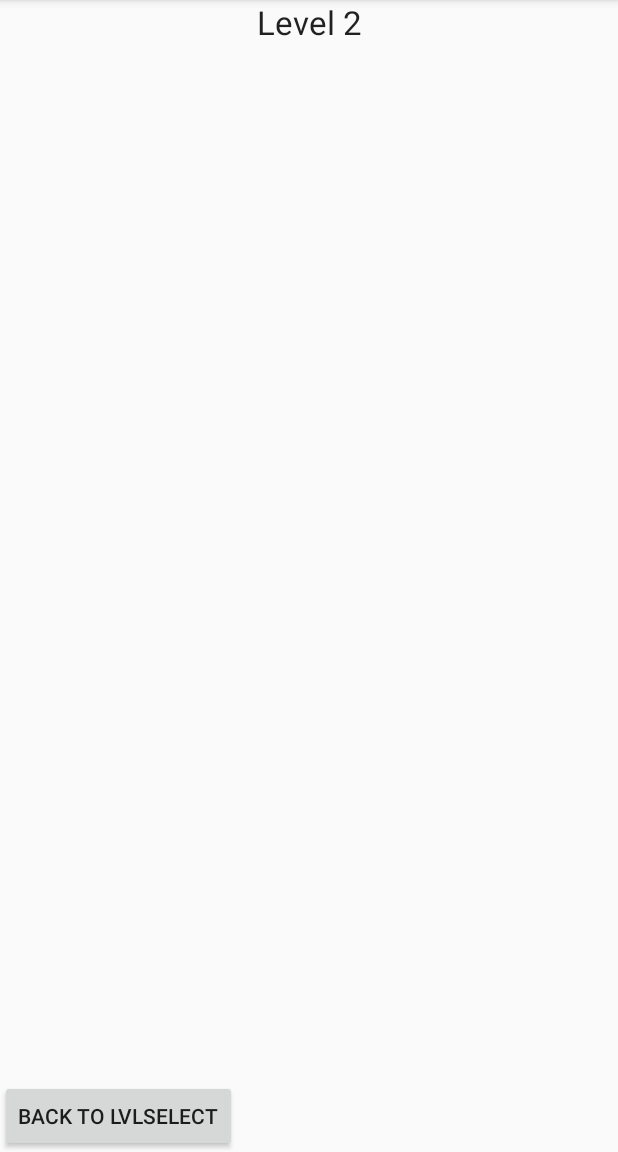
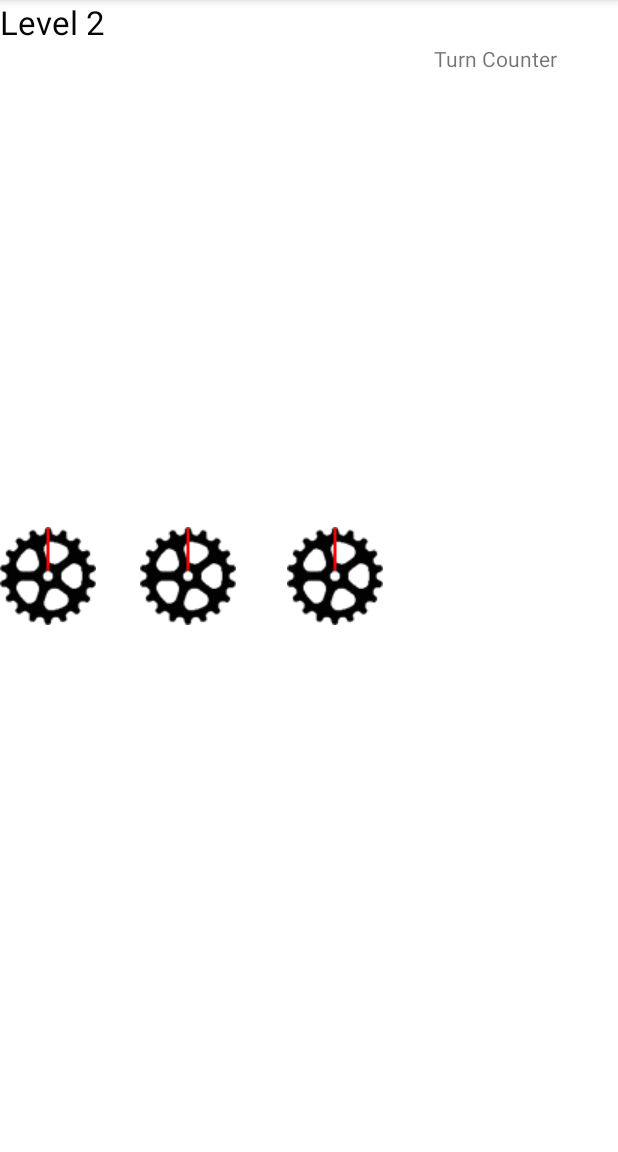
Before and after one commit to Skyrisu/Gear, an Android app: the layout activity_level2.xml on its own in the app's theme, with its tools: preview values and no code run, on a phone screen of 412 x 824 dp, the part 84-1236 px from its top. Run offline under Robolectric (Android 15) with nearby library versions, the phone set to English and light mode, and no system bars.

Commit message:
Added Button

```diff
--- a/app/src/main/java/gearapp/sstudio/com/gearapp/Level1.java
+++ b/app/src/main/java/gearapp/sstudio/com/gearapp/Level1.java
@@ -79,15 +79,15 @@ public class Level1 extends MainActivity {
 
     public void turnGear(View v){
         switch (v.getId()){
-            case R.id.Gear1:
+            case R.id.Gear1_2:
                 turn1(v);
                 DegreesGear1 = DegreesGear1 + 90;
                 break;
-            case R.id.Gear2:
+            case R.id.Gear2_2:
                 turn2(v);
                 DegreesGear2 = DegreesGear2 + 90;
                 break;
-            case R.id.Gear3:
+            case R.id.Gear2_3:
                 turn3(v);
                 DegreesGear3 = DegreesGear3 + 90;
                 break;
--- a/app/src/main/java/gearapp/sstudio/com/gearapp/Level3.java
+++ b/app/src/main/java/gearapp/sstudio/com/gearapp/Level3.java
@@ -79,15 +79,15 @@ public class Level3 extends MainActivity {
 
     public void turnGear(View v){
         switch (v.getId()){
-            case R.id.Gear1:
+            case R.id.Gear1_2:
                 turn1(v);
                 DegreesGear1 = DegreesGear1 + 90;
                 break;
-            case R.id.Gear2:
+            case R.id.Gear2_2:
                 turn2(v);
                 DegreesGear2 = DegreesGear2 + 90;
                 break;
-            case R.id.Gear3:
+            case R.id.Gear2_3:
                 turn3(v);
                 DegreesGear3 = DegreesGear3 + 90;
                 break;
--- a/app/src/main/java/gearapp/sstudio/com/gearapp/MainActivity.java
+++ b/app/src/main/java/gearapp/sstudio/com/gearapp/MainActivity.java
@@ -17,7 +17,7 @@ public class MainActivity extends Activity {
     public float DegreesGear1;
     public float DegreesGear2;
     public float DegreesGear3;
-    public int currentLevel;
+    public static int currentLevel;
 
     @Override
     protected void onCreate(Bundle savedInstanceState) {
--- a/app/src/main/res/layout/activity_end_screen.xml
+++ b/app/src/main/res/layout/activity_end_screen.xml
@@ -17,4 +17,5 @@
         android:id="@+id/NextLevel"
         android:layout_gravity="right|bottom"
         android:onClick="NextLevel" />
+
 </FrameLayout>
--- a/app/src/main/res/layout/activity_level2.xml
+++ b/app/src/main/res/layout/activity_level2.xml
@@ -1,27 +1,80 @@
 <RelativeLayout xmlns:android="http://schemas.android.com/apk/res/android"
     xmlns:tools="http://schemas.android.com/tools"
+    android:layout_height="fill_parent"
     android:layout_width="fill_parent"
-    android:layout_height="fill_parent"
-    tools:context="gearapp.sstudio.com.gearapp.Level2">
+    tools:context="gearapp.sstudio.com.gearapp.Level1"
+    android:background="#ffffffff">
 
     <TextView
         android:layout_width="fill_parent"
         android:layout_height="wrap_content"
         android:textAppearance="?android:attr/textAppearanceLarge"
         android:text="Level 2"
-        android:id="@+id/textView4"
+        android:id="@+id/textLevel2"
         android:layout_alignParentTop="true"
-        android:layout_centerHorizontal="true"
-        android:gravity="center" />
+        android:layout_alignParentLeft="true"
+        android:layout_alignParentStart="true"
+        android:textColor="#fa000000" />
 
-    <Button
+    <ImageButton
         android:layout_width="wrap_content"
         android:layout_height="wrap_content"
-        android:text="Back to LvlSelect"
-        android:id="@+id/button4"
-        android:nestedScrollingEnabled="false"
-        android:onClick="openLvlSelect"
+        android:id="@+id/Gear1_2"
+        android:src="@drawable/gearlvl"
+        android:background="@null"
+        android:onClick="turnGear"
+        android:layout_alignTop="@+id/Gear2_2" />
+
+    <ImageButton
+        android:layout_width="wrap_content"
+        android:layout_height="wrap_content"
+        android:id="@+id/Gear2_2"
+        android:layout_toEndOf="@+id/Gear1_2"
+        android:src="@drawable/gearlvl"
+        android:background="@null"
+        android:onClick="turnGear"
+        android:layout_centerVertical="true"
+        android:layout_toRightOf="@+id/Gear1_2"
+        android:layout_marginLeft="29dp" />
+
+    <ImageButton
+        android:layout_width="wrap_content"
+        android:layout_height="wrap_content"
+        android:id="@+id/Gear2_3"
+        android:layout_toEndOf="@+id/Gear2_2"
+        android:src="@drawable/gearlvl"
+        android:background="@null"
+        android:onClick="turnGear"
+        android:layout_marginLeft="34dp"
+        android:layout_centerVertical="true"
+        android:layout_toRightOf="@+id/Gear2_2" />
+
+    <TextView
+        android:layout_width="wrap_content"
+        android:layout_height="wrap_content"
+        android:textAppearance="?android:attr/textAppearanceSmall"
+        android:text="Turn Counter"
+        android:id="@+id/MoveText"
+        android:layout_below="@+id/textLevel2"
+        android:layout_toRightOf="@+id/Gear2_3"
+        android:layout_toEndOf="@+id/Gear2_3"
+        android:layout_marginLeft="34dp" />
+
+    <TextView
+        android:layout_width="wrap_content"
+        android:layout_height="wrap_content"
+        android:textAppearance="?android:attr/textAppearanceSmall"
+        android:id="@+id/TextViewCounter"
+        android:layout_below="@+id/textLevel2"
+        android:layout_toRightOf="@+id/MoveText"
+        android:layout_toEndOf="@+id/MoveText" />
+
+    <ImageView
+        android:layout_width="wrap_content"
+        android:layout_height="wrap_content"
+        android:id="@+id/imageView"
         android:layout_alignParentBottom="true"
         android:layout_alignParentLeft="true"
         android:layout_alignParentStart="true" />
+
 </RelativeLayout>
```
Also changed, not shown: app/src/main/res/layout/activity_level1.xml (+17 -15 lines).
